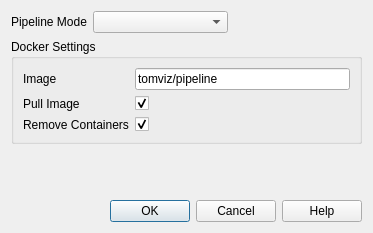
This is tomviz/PipelineSettingsDialog.ui in OpenChemistry/tomviz as Qt 5 draws it before an edit. The edited form follows.
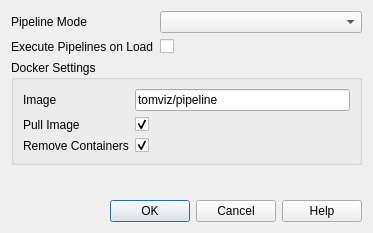
This is the edited form.

Commit message: Add UI to automatically run pipelines on load

Patch:
```diff
--- a/tomviz/PipelineSettingsDialog.ui
+++ b/tomviz/PipelineSettingsDialog.ui
@@ -16,9 +16,6 @@
   <layout class="QVBoxLayout" name="verticalLayout">
    <item>
     <layout class="QFormLayout" name="formLayout">
-     <property name="fieldGrowthPolicy">
-      <enum>QFormLayout::AllNonFixedFieldsGrow</enum>
-     </property>
      <item row="0" column="0">
       <widget class="QLabel" name="pipelineExecutionModeLabel">
        <property name="text">
@@ -27,31 +24,22 @@
       </widget>
      </item>
      <item row="0" column="1">
-      <layout class="QHBoxLayout" name="horizontalLayout">
-       <item>
         <widget class="QComboBox" name="modeComboBox">
-         <property name="sizePolicy">
-          <sizepolicy hsizetype="MinimumExpanding" vsizetype="Fixed">
-           <horstretch>0</horstretch>
-           <verstretch>0</verstretch>
-          </sizepolicy>
-         </property>
-        </widget>
-       </item>
-       <item>
-        <spacer name="horizontalSpacer">
-         <property name="orientation">
-          <enum>Qt::Horizontal</enum>
-         </property>
-         <property name="sizeHint" stdset="0">
-          <size>
-           <width>40</width>
-           <height>20</height>
-          </size>
-         </property>
-        </spacer>
-       </item>
-      </layout>
+      </widget>
+     </item>
+     <item row="1" column="0">
+      <widget class="QLabel" name="executePipelinesLabel">
+       <property name="text">
+        <string>Execute Pipelines on Load</string>
+       </property>
+      </widget>
+     </item>
+     <item row="1" column="1">
+      <widget class="QCheckBox" name="executePipelinesCheckBox">
+       <property name="tristate">
+        <bool>false</bool>
+       </property>
+      </widget>
      </item>
     </layout>
    </item>
```
Lines whose indentation alone changed are shown as unchanged. The commit also changes 4 other files.
